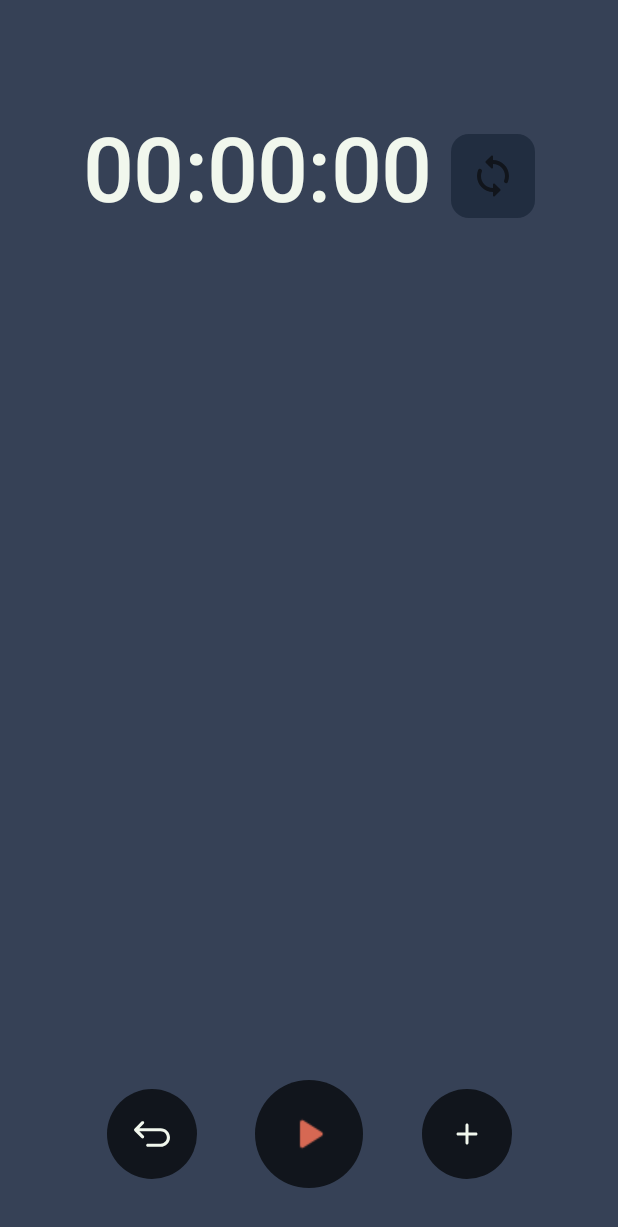
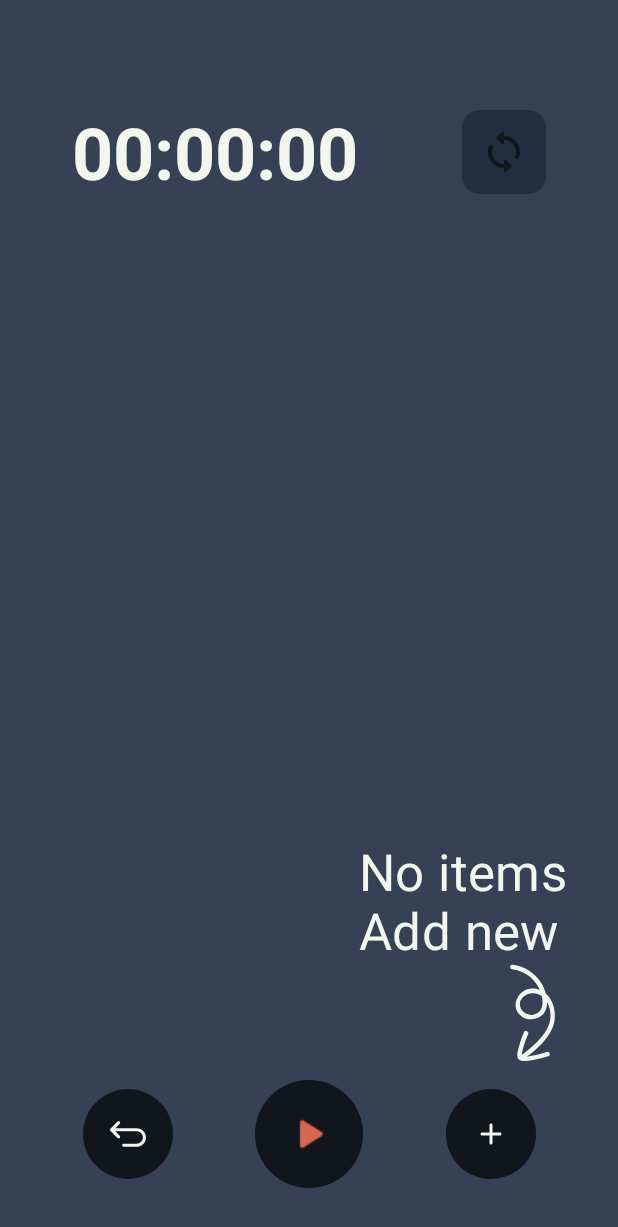
Before and after one commit to UnayShah/CountdownTimer, an Android app: the TimerActivity screen opened directly, with no data from a screen before it, on a phone screen of 412 x 824 dp. Shown: the top 1227 px of the screen. Run offline under Robolectric (Android 15) with nearby library versions, the phone set to English and light mode, and no system bars; our stand-ins replace AdMob; 1 statement that could not run was skipped.

Commit message:
Added empty list prompt

```diff
--- a/app/src/main/java/com/example/countdownTimer/HomeActivity.java
+++ b/app/src/main/java/com/example/countdownTimer/HomeActivity.java
@@ -9,6 +9,7 @@ import android.widget.PopupWindow;
 
 import androidx.annotation.Nullable;
 import androidx.appcompat.app.AppCompatActivity;
+import androidx.constraintlayout.widget.ConstraintLayout;
 import androidx.recyclerview.widget.LinearLayoutManager;
 import androidx.recyclerview.widget.RecyclerView;
 
@@ -19,6 +20,7 @@ import com.google.android.gms.ads.AdView;
 
 public class HomeActivity extends AppCompatActivity implements View.OnClickListener {
 
+    ConstraintLayout emptyHolder;
     ImageButton homeAddButton;
     RecyclerView recyclerView;
     RecyclerAdapter recyclerAdapter;
@@ -41,6 +43,11 @@ public class HomeActivity extends AppCompatActivity implements View.OnClickListe
         adView = findViewById(R.id.adView_home);
         AdRequest adRequest = new AdRequest.Builder().build();
         adView.loadAd(adRequest);
+
+        emptyHolder = findViewById(R.id.empty_holder);
+        if (DataHolder.getInstance().getListTimerGroup().size() > 0)
+            emptyHolder.setVisibility(View.VISIBLE);
+        else emptyHolder.setVisibility(View.GONE);
 
         homeAddButton = findViewById(R.id.home_add_button);
         homeAddButton.setOnClickListener(this);
--- a/app/src/main/java/com/example/countdownTimer/RecyclerAdapter.java
+++ b/app/src/main/java/com/example/countdownTimer/RecyclerAdapter.java
@@ -67,6 +67,11 @@ public class RecyclerAdapter extends RecyclerView.Adapter<RecyclerAdapter.ListIt
             }
         } catch (Exception e) {
             e.printStackTrace();
+        }
+        if (activity.findViewById(R.id.empty_holder) != null) {
+            if (DataHolder.getInstance().getListTimerGroup().size() > 0)
+                activity.findViewById(R.id.empty_holder).setVisibility(View.GONE);
+            else activity.findViewById(R.id.empty_holder).setVisibility(View.VISIBLE);
         }
         return DataHolder.getInstance().getListTimerGroup().size();
     }
@@ -147,9 +152,9 @@ public class RecyclerAdapter extends RecyclerView.Adapter<RecyclerAdapter.ListIt
                 } else
                     Toast.makeText(itemView.getContext(), ConstantsClass.COUNTER_IN_USE_ELSEWHERE, Toast.LENGTH_SHORT).show();
             }
-            notifyDataSetChanged();
             DataHolder.getInstance().saveData(itemView.getContext());
             DataHolder.getInstance().setDisableButtonClick(false);
+            notifyDataSetChanged();
         }
 
         private void textViewPress() {
--- a/app/src/main/java/com/example/countdownTimer/TimerActivity.java
+++ b/app/src/main/java/com/example/countdownTimer/TimerActivity.java
@@ -12,6 +12,7 @@ import android.widget.TextView;
 
 import androidx.annotation.Nullable;
 import androidx.appcompat.app.AppCompatActivity;
+import androidx.constraintlayout.widget.ConstraintLayout;
 import androidx.recyclerview.widget.ItemTouchHelper;
 import androidx.recyclerview.widget.LinearLayoutManager;
 import androidx.recyclerview.widget.RecyclerView;
@@ -29,6 +30,7 @@ import java.util.ArrayList;
 
 public class TimerActivity extends AppCompatActivity implements View.OnClickListener, IStartDragListener {
     public static Boolean timerRunning = false;
+    ConstraintLayout emptyHolder;
     ImageButton addTimerButton;
     ImageButton startPauseTimerButton;
     ImageButton stopTimerButton;
@@ -69,6 +71,7 @@ public class TimerActivity extends AppCompatActivity implements View.OnClickList
         returnButton = findViewById(R.id.return_button);
         scrollViewTimers = findViewById(R.id.timers_scrollView);
         stopTimerButton = findViewById(R.id.stop_button);
+        emptyHolder = findViewById(R.id.empty_holder);
         ItemTouchHelper.Callback callback = new ItemMoveCallback(recyclerAdapter);
         itemTouchHelper = new ItemTouchHelper(callback);
         itemTouchHelper.attachToRecyclerView(recyclerView);
@@ -93,6 +96,9 @@ public class TimerActivity extends AppCompatActivity implements View.OnClickList
             if (DataHolder.getInstance().getMapTimerGroups().containsKey(DataHolder.getInstance().getStackNavigation().peek()) && DataHolder.getInstance().getMapTimerGroups().get(DataHolder.getInstance().getStackNavigation().peek()) != null)
                 DataHolder.getInstance().setListTimerGroup(DataHolder.getInstance().getAllTimerGroups().get(DataHolder.getInstance().getMapTimerGroups().get(DataHolder.getInstance().getStackNavigation().peek())).getListTimerGroup());
             else DataHolder.getInstance().setListTimerGroup(new ArrayList<>());
+            if (DataHolder.getInstance().getListTimerGroup().size() > 0)
+                emptyHolder.setVisibility(View.VISIBLE);
+            else emptyHolder.setVisibility(View.GONE);
             recyclerAdapter.notifyDataSetChanged();
         }
         DataHolder.getInstance().setDisableButtonClick(false);
--- /dev/null
+++ b/app/src/main/res/drawable/ic_pointing_arrow.xml
@@ -0,0 +1,15 @@
+<vector xmlns:android="http://schemas.android.com/apk/res/android"
+    android:width="46dp"
+    android:height="65dp"
+    android:viewportWidth="46"
+    android:viewportHeight="65">
+  <path
+      android:fillColor="#FF000000"
+      android:pathData="M9.5,3.5c9.2,1.2 16.5,7.3 19.3,16.2c1.5,4.8 1.8,11.2 -3.7,13.5c-4.6,1.8 -9.9,-0.9 -10.5,-6.1c-0.5,-4.5 4.6,-7.7 8.3,-7.7c9.9,-0.2 13.9,11.8 11.4,19.9c-2.6,8.6 -12.2,16.4 -19.2,21.6c-1.5,1.1 0,3.7 1.5,2.6c8.3,-6.1 19.5,-15.2 21.1,-26.1c1.4,-9.3 -3.4,-20 -13.7,-21.1C14.2,15.1 7,28.1 15.6,34.6c3.8,2.9 9.5,2.8 13.3,-0.2c3.6,-2.8 4.2,-7.6 3.6,-11.9C30.8,10.6 21.3,2 9.5,0.5C7.6,0.3 7.6,3.3 9.5,3.5L9.5,3.5z"/>
+  <path
+      android:pathData="M18.7,45.9c-0.9,2 -2.1,4.9 -3.1,8.5c-1.2,4.4 -1.8,6.6 -0.6,7.9c0.5,0.5 1.6,1.3 8.9,-0.2c3.8,-0.7 6.9,-1.6 9.1,-2.3"
+      android:strokeWidth="3"
+      android:fillColor="#00000000"
+      android:strokeColor="#000000"
+      android:strokeLineCap="round"/>
+</vector>
--- a/app/src/main/res/layout/home_screen.xml
+++ b/app/src/main/res/layout/home_screen.xml
@@ -27,12 +27,44 @@
         android:layout_height="0dp"
         android:layout_marginStart="@dimen/padding_small_medium"
         android:layout_marginTop="@dimen/padding_small"
-        android:layout_marginEnd="@dimen/padding_small"
+        android:layout_marginEnd="@dimen/padding_small_medium"
         android:layout_marginBottom="@dimen/padding_small"
         app:layout_constraintBottom_toTopOf="@id/home_buttons_layout"
         app:layout_constraintLeft_toLeftOf="parent"
         app:layout_constraintRight_toRightOf="parent"
         app:layout_constraintTop_toBottomOf="@id/title_image" />
+
+    <androidx.constraintlayout.widget.ConstraintLayout
+        android:id="@+id/empty_holder"
+        android:layout_width="match_parent"
+        android:layout_height="wrap_content"
+        android:layout_marginEnd="16dp"
+        android:paddingLeft="@dimen/padding_small_medium"
+        android:paddingRight="@dimen/padding_small_medium"
+        app:layout_constraintBottom_toTopOf="@id/home_buttons_layout"
+        app:layout_constraintLeft_toLeftOf="parent"
+        app:layout_constraintRight_toRightOf="parent">
+
+        <TextView
+            android:id="@+id/empty_holder_text"
+            style="@style/TextAppearance.MaterialComponents.Headline4"
+            android:layout_width="wrap_content"
+            android:layout_height="wrap_content"
+            android:text="No items\nAdd new"
+            android:textColor="@color/text"
+            app:layout_constraintBottom_toTopOf="@id/empty_holder_image"
+            app:layout_constraintLeft_toLeftOf="parent"
+            app:layout_constraintRight_toRightOf="parent" />
+
+        <ImageView
+            android:id="@+id/empty_holder_image"
+            android:layout_width="wrap_content"
+            android:layout_height="wrap_content"
+            android:src="@drawable/ic_pointing_arrow"
+            app:layout_constraintBottom_toBottomOf="parent"
+            app:layout_constraintLeft_toRightOf="@id/empty_holder_text"
+            app:tint="@color/text" />
+    </androidx.constraintlayout.widget.ConstraintLayout>
 
     <LinearLayout
         android:id="@+id/home_buttons_layout"
--- a/app/src/main/res/layout/timer_layout_recycler.xml
+++ b/app/src/main/res/layout/timer_layout_recycler.xml
@@ -9,14 +9,13 @@
     android:transitionName="timer_expand"
     tools:context=".TimerActivity">
 
-    <androidx.constraintlayout.widget.ConstraintLayout
+    <RelativeLayout
         android:id="@+id/timer_constraint"
         android:layout_width="match_parent"
         android:layout_height="wrap_content"
         android:layout_marginLeft="@dimen/padding_medium"
         android:layout_marginTop="@dimen/padding_medium"
         android:layout_marginRight="@dimen/padding_medium"
-        android:orientation="horizontal"
         android:paddingLeft="@dimen/padding_medium"
         android:paddingTop="@dimen/padding_small"
         android:paddingRight="@dimen/padding_medium"
@@ -31,57 +30,76 @@
             style="@style/TextAppearance.MaterialComponents.Headline5"
             android:layout_width="match_parent"
             android:layout_height="wrap_content"
-            android:paddingLeft="@dimen/padding_small"
-            android:paddingRight="@dimen/padding_small"
-            android:paddingBottom="@dimen/padding_vvsmall"
+            android:layout_alignParentStart="true"
+            android:layout_alignParentTop="true"
             android:textColor="@color/text"
-            android:transitionName="timer_name_transition"
-            app:layout_constraintBottom_toTopOf="@id/timer_textView"
-            app:layout_constraintLeft_toLeftOf="parent"
-            app:layout_constraintRight_toRightOf="parent"
-            app:layout_constraintTop_toTopOf="parent" />
+            android:transitionName="timer_name_transition" />
 
-        <TextView
+        <androidx.appcompat.widget.AppCompatTextView
             android:id="@+id/timer_textView"
-            style="@style/TextAppearance.MaterialComponents.Headline2"
+            style="@style/TextAppearance.MaterialComponents.Headline3"
             android:layout_width="wrap_content"
             android:layout_height="wrap_content"
-            android:gravity="center"
-            android:paddingBottom="@dimen/padding_small"
-            android:textStyle="bold"
+            android:layout_below="@id/timer_name"
+            android:layout_alignRight="@id/loop_fragment"
+            android:layout_alignParentStart="true"
             android:text="@string/timer_zero"
             android:textColor="@color/text"
-            app:layout_constraintBottom_toBottomOf="parent"
-            app:layout_constraintLeft_toLeftOf="parent"
-            app:layout_constraintRight_toLeftOf="@id/loop_fragment"
-            app:layout_constraintTop_toBottomOf="@id/timer_name" />
+            android:textStyle="bold" />
 
         <fragment
             android:id="@+id/loop_fragment"
             android:name="com.example.countdownTimer.fragmentsInflater.loopSwitchFragmentInflater"
             android:layout_width="wrap_content"
-            android:layout_height="match_parent"
-            android:layout_gravity="center_horizontal"
-            android:layout_marginLeft="@dimen/padding_vsmall"
-            app:layout_constraintBottom_toBottomOf="parent"
-            app:layout_constraintLeft_toRightOf="@id/timer_textView"
-            app:layout_constraintRight_toRightOf="parent"
-            app:layout_constraintTop_toBottomOf="@id/timer_name"
+            android:layout_height="wrap_content"
+            android:layout_below="@id/timer_name"
+            android:layout_alignBottom="@id/timer_textView"
+            android:layout_alignParentEnd="true"
             tools:layout="@layout/loop_button" />
-    </androidx.constraintlayout.widget.ConstraintLayout>
+    </RelativeLayout>
 
     <androidx.recyclerview.widget.RecyclerView
         android:id="@+id/timers_scrollView_recyclerView"
         android:layout_width="match_parent"
         android:layout_height="0dp"
-        android:layout_marginLeft="@dimen/padding_small_medium"
-        android:layout_marginTop="@dimen/padding_small"
-        android:layout_marginRight="@dimen/padding_small"
-        android:layout_marginBottom="@dimen/padding_small"
+        android:layout_marginStart="4dp"
+        android:layout_marginTop="8dp"
         app:layout_constraintBottom_toTopOf="@id/buttons_constraint"
         app:layout_constraintLeft_toLeftOf="parent"
         app:layout_constraintRight_toRightOf="parent"
+        app:layout_constraintStart_toStartOf="parent"
         app:layout_constraintTop_toBottomOf="@id/timer_constraint" />
+
+    <androidx.constraintlayout.widget.ConstraintLayout
+        android:id="@+id/empty_holder"
+        android:layout_width="match_parent"
+        android:layout_height="wrap_content"
+        android:layout_marginEnd="16dp"
+        android:paddingLeft="@dimen/padding_small_medium"
+        android:paddingRight="@dimen/padding_small_medium"
+        app:layout_constraintBottom_toTopOf="@id/buttons_constraint"
+        app:layout_constraintLeft_toLeftOf="parent"
+        app:layout_constraintRight_toRightOf="parent">
+
+        <TextView
+            android:id="@+id/empty_holder_text"
+            style="@style/TextAppearance.MaterialComponents.Headline4"
+            android:layout_width="wrap_content"
+            android:layout_height="wrap_content"
+            android:text="No items\nAdd new"
+            android:textColor="@color/text"
+            app:layout_constraintBottom_toTopOf="@id/empty_holder_image"
+            app:layout_constraintRight_toRightOf="parent" />
+
+        <ImageView
+            android:id="@+id/empty_holder_image"
+            android:layout_width="wrap_content"
+            android:layout_height="wrap_content"
+            android:src="@drawable/ic_pointing_arrow"
+            app:layout_constraintBottom_toBottomOf="parent"
+            app:layout_constraintRight_toRightOf="parent"
+            app:tint="@color/text" />
+    </androidx.constraintlayout.widget.ConstraintLayout>
 
     <LinearLayout
         android:id="@+id/buttons_constraint"
@@ -89,13 +107,13 @@
         android:layout_height="wrap_content"
         app:layout_constraintBottom_toTopOf="@id/adView_timer"
         app:layout_constraintLeft_toLeftOf="parent"
-        app:layout_constraintRight_toRightOf="parent"
-        app:layout_constraintTop_toBottomOf="@id/timers_scrollView_recyclerView">
+        app:layout_constraintRight_toRightOf="parent">
 
         <androidx.constraintlayout.widget.ConstraintLayout
             android:layout_width="match_parent"
             android:layout_height="wrap_content"
-            android:padding="@dimen/padding_large">
+            android:paddingTop="@dimen/padding_small"
+            android:paddingBottom="@dimen/padding_large">
 
             <ImageButton
                 android:id="@+id/return_button"
@@ -164,7 +182,6 @@
         ads:adUnitId="ca-app-pub-3940256099942544/6300978111"
         app:layout_constraintBottom_toBottomOf="parent"
         app:layout_constraintLeft_toLeftOf="parent"
-        app:layout_constraintRight_toRightOf="parent"
-        app:layout_constraintTop_toBottomOf="@id/buttons_constraint" />
+        app:layout_constraintRight_toRightOf="parent" />
 
 </androidx.constraintlayout.widget.ConstraintLayout>
```
